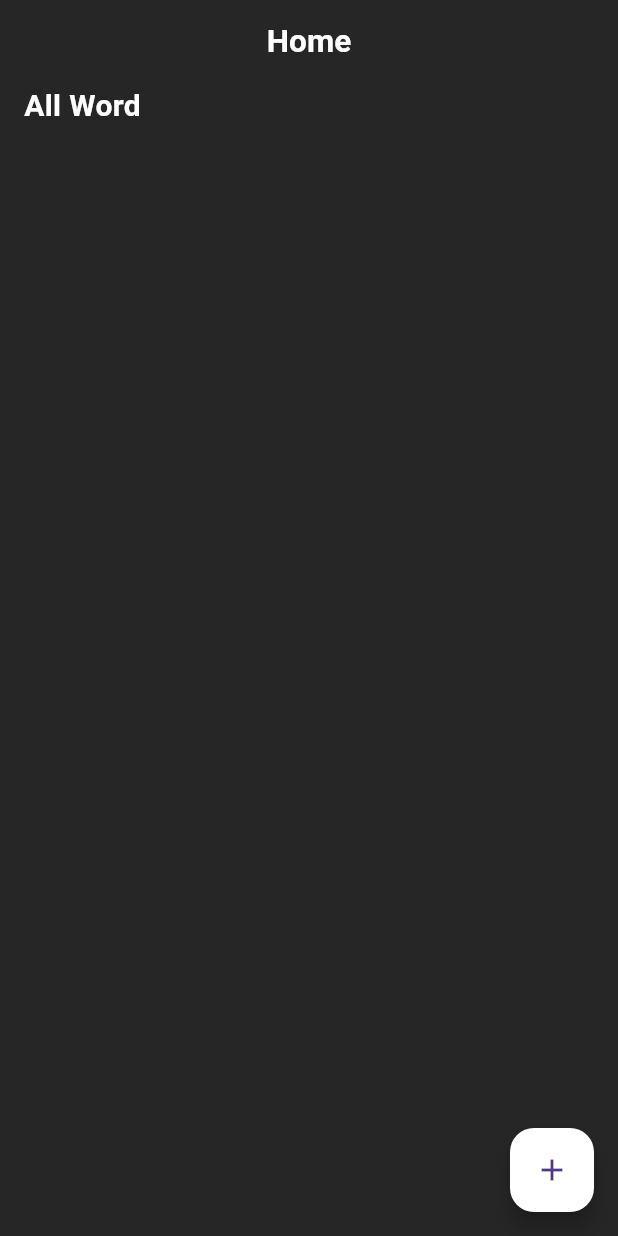
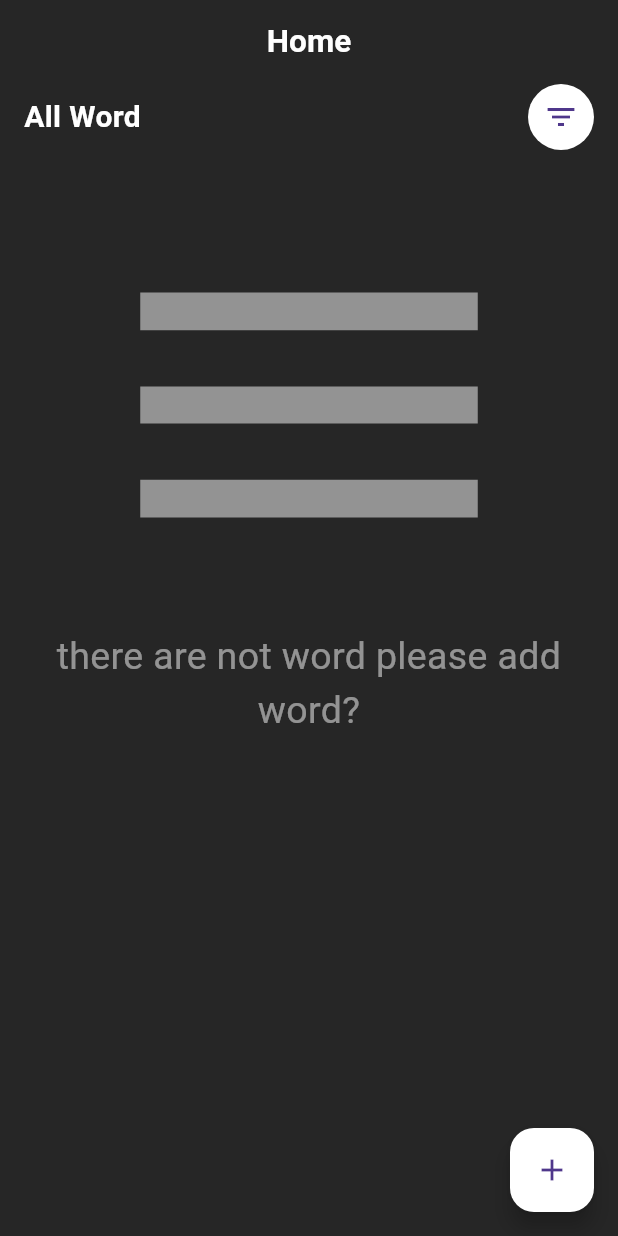
Before and after one commit to YaseenHussein/lang-app-with-hive, a Flutter app: the screen it shows after launch, on a phone screen of 412 x 824 dp. Run offline on Flutter 3.47's test engine with Material 3 defaults, Android fonts, the phone set to English and light mode, and no system bars; our stand-ins replace flutter_bloc, hive, hive_flutter; accounts and stored records are empty.

Commit message:
finsh filter and home screen and some of word details screen

```diff
--- a/lib/controller/read_data_cubit/read_data_states.dart
+++ b/lib/controller/read_data_cubit/read_data_states.dart
@@ -12,8 +12,8 @@ class ReadDataSuccessState extends ReadDataStates {
   ReadDataSuccessState({required this.words});
 }
 
-class ReadDataFelidState extends ReadDataStates {
+class ReadDataFailedState extends ReadDataStates {
   final String message;
 
-  ReadDataFelidState({required this.message});
+  ReadDataFailedState({required this.message});
 }
--- a/lib/main.dart
+++ b/lib/main.dart
@@ -11,8 +11,10 @@ import 'package:learn_lang_app/views/style/theme_manger.dart';
 void main() async {
   WidgetsFlutterBinding.ensureInitialized();
   await Hive.initFlutter();
+
   Hive.registerAdapter(WordTypeAdapter());
   await Hive.openBox(HiveConstants.wordBox);
+
   runApp(const MyApp());
 }
 
@@ -27,7 +29,7 @@ class MyApp extends StatelessWidget {
           create: (context) => WriteDataCubit(),
         ),
         BlocProvider(
-          create: (context) => ReadDataCubit(),
+          create: (context) => ReadDataCubit()..getWords(),
         ),
       ],
       child: MaterialApp(
--- a/lib/views/screen/home_screen.dart
+++ b/lib/views/screen/home_screen.dart
@@ -1,8 +1,13 @@
 import 'package:flutter/material.dart';
+import 'package:flutter_bloc/flutter_bloc.dart';
+import 'package:learn_lang_app/controller/read_data_cubit/read_data_cubit.dart';
+import 'package:learn_lang_app/controller/read_data_cubit/read_data_states.dart';
 import 'package:learn_lang_app/views/style/color_manger.dart';
 import 'package:learn_lang_app/views/widget/Lan_filter_widget.dart';
 
 import 'package:learn_lang_app/views/widget/add_word_dialog.dart';
+import 'package:learn_lang_app/views/widget/lan_filter_button.dart';
+import 'package:learn_lang_app/views/widget/word_widget.dart';
 
 class HoneScreen extends StatelessWidget {
   const HoneScreen({super.key});
@@ -24,8 +29,16 @@ class HoneScreen extends StatelessWidget {
         child: Column(
           children: [
             Row(
-              children: [LanFilterWidget()],
-            )
+              children: [
+                LanFilterWidget(),
+                Spacer(),
+                LanFilterButton(),
+              ],
+            ),
+            SizedBox(
+              height: 20,
+            ),
+            Expanded(child: WordWidget())
           ],
         ),
       ),
--- /dev/null
+++ b/lib/views/widget/lan_filter_button.dart
@@ -0,0 +1,24 @@
+import 'package:flutter/material.dart';
+import 'package:learn_lang_app/views/style/color_manger.dart';
+import 'package:learn_lang_app/views/widget/filter_dialog_widget.dart';
+
+class LanFilterButton extends StatelessWidget {
+  const LanFilterButton({super.key});
+
+  @override
+  Widget build(BuildContext context) {
+    return InkWell(
+      onTap: () {
+        showDialog(
+          context: context,
+          builder: (context) => const FilterDialogWidget(),
+        );
+      },
+      child: CircleAvatar(
+        radius: 22,
+        backgroundColor: ColorManger.white,
+        child: const Icon(Icons.filter_list),
+      ),
+    );
+  }
+}
--- a/lib/views/widget/lan_filter_widget.dart
+++ b/lib/views/widget/lan_filter_widget.dart
@@ -1,8 +1,7 @@
 import 'package:flutter/material.dart';
 import 'package:flutter_bloc/flutter_bloc.dart';
 import 'package:learn_lang_app/controller/read_data_cubit/read_data_cubit.dart';
-import 'package:learn_lang_app/controller/write_data_cubit/write_data_cubit.dart';
-import 'package:learn_lang_app/controller/write_data_cubit/write_data_states.dart';
+import 'package:learn_lang_app/controller/read_data_cubit/read_data_states.dart';
 import 'package:learn_lang_app/views/style/color_manger.dart';
 
 class LanFilterWidget extends StatelessWidget {
@@ -10,7 +9,7 @@ class LanFilterWidget extends StatelessWidget {
 
   @override
   Widget build(BuildContext context) {
-    return BlocBuilder<WriteDataCubit, WriteDataStates>(
+    return BlocBuilder<ReadDataCubit, ReadDataStates>(
       builder: (context, state) {
         return Text(
           _getLangFilter(ReadDataCubit.get(context).languageFilter),
--- /dev/null
+++ b/lib/views/widget/word_widget.dart
@@ -0,0 +1,102 @@
+import 'package:flutter/material.dart';
+import 'package:flutter_bloc/flutter_bloc.dart';
+import 'package:learn_lang_app/controller/read_data_cubit/read_data_cubit.dart';
+import 'package:learn_lang_app/controller/read_data_cubit/read_data_states.dart';
+import 'package:learn_lang_app/model/word_model.dart';
+import 'package:learn_lang_app/views/style/color_manger.dart';
+import 'package:learn_lang_app/views/widget/word_item_widget.dart';
+
+class WordWidget extends StatelessWidget {
+  const WordWidget({super.key});
+
+  @override
+  Widget build(BuildContext context) {
+    return BlocBuilder<ReadDataCubit, ReadDataStates>(
+      builder: (context, state) {
+        if (state is ReadDataSuccessState) {
+          if (state.words.isEmpty) {
+            return _getEmptyWordsWidget(context);
+          }
+          return _getWordsWidget(state.words);
+        } else if (state is ReadDataFailedState) {
+          return _getFailedWidget(state.message);
+        } else {
+          return _getLoadingWidget(context);
+        }
+      },
+    );
+  }
+
+  Widget _getWordsWidget(List<WordModel> listWordModel) {
+    return GridView.builder(
+      itemCount: listWordModel.length,
+      gridDelegate: const SliverGridDelegateWithFixedCrossAxisCount(
+          crossAxisCount: 2,
+          crossAxisSpacing: 8,
+          mainAxisSpacing: 8,
+          childAspectRatio: 2 / 1.5),
+      itemBuilder: (context, index) => WordItemWidget(
+        wordModel: listWordModel[index],
+      ),
+    );
+  }
+
+  Widget _getEmptyWordsWidget(BuildContext context) {
+    return SingleChildScrollView(
+      child: Center(
+        child: Column(
+          children: [
+            FittedBox(
+              child: Icon(
+                Icons.menu,
+                color: ColorManger.white.withOpacity(.5),
+                size: 300,
+              ),
+            ),
+            Text(
+              "there are not word please add word?",
+              textAlign: TextAlign.center,
+              style: TextStyle(
+                color: ColorManger.white.withOpacity(.5),
+                fontSize: 25,
+              ),
+            )
+          ],
+        ),
+      ),
+    );
+  }
+
+  Widget _getFailedWidget(String message) {
+    return SingleChildScrollView(
+      child: Column(
+        mainAxisAlignment: MainAxisAlignment.center,
+        children: [
+          FittedBox(
+            child: Icon(
+              Icons.error,
+              color: ColorManger.white.withOpacity(.5),
+              size: 200,
+            ),
+          ),
+          Text(
+            message,
+            textAlign: TextAlign.center,
+            style: TextStyle(
+              color: ColorManger.white.withOpacity(.5),
+              fontSize: 25,
+            ),
+          )
+        ],
+      ),
+    );
+  }
+
+  Widget _getLoadingWidget(BuildContext context) {
+    return Center(
+      child: CircularProgressIndicator(
+        color: ColorManger.white,
+      ),
+    );
+  }
+}
```
Also changed, not shown: lib/controller/read_data_cubit/read_data_cubit.dart (+11 -2 lines), lib/views/screen/word_details_screen.dart (added, +59 -0 lines), lib/views/widget/build_filter_field.dart (added, +45 -0 lines), lib/views/widget/custom_form.dart (+5 -2 lines), lib/views/widget/filter_dialog_widget.dart (added, +106 -0 lines), lib/views/widget/word_details_widget.dart (added, +61 -0 lines), lib/views/widget/word_item_widget.dart (added, +42 -0 lines).
